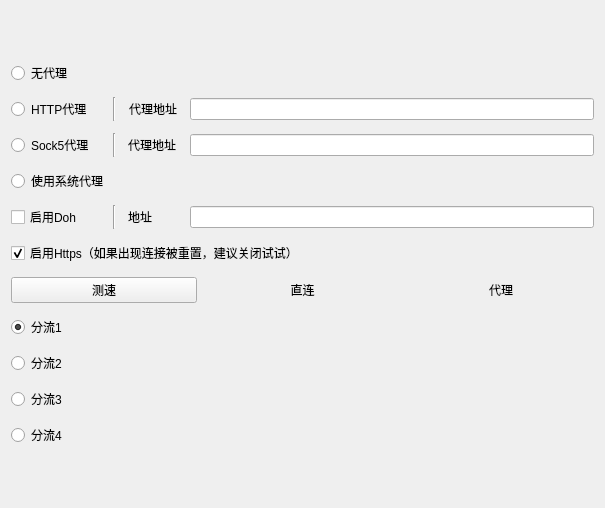
Qt form ui/component/ui_login_proxy_widget.ui (tonquer/JMComic-qt) before a commit.
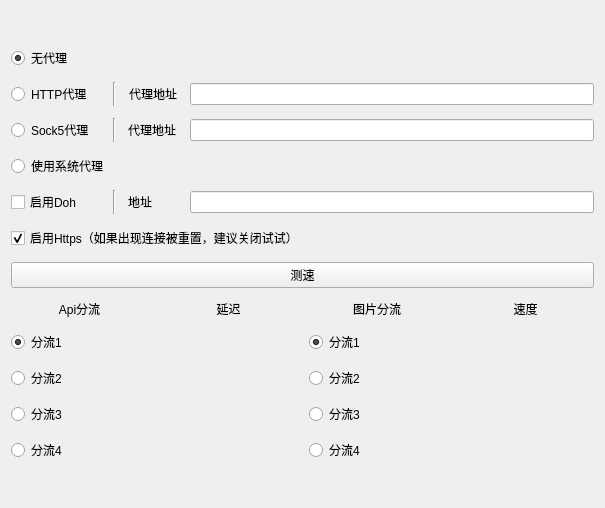
The same form after that commit.

```diff
--- a/ui/component/ui_login_proxy_widget.ui
+++ b/ui/component/ui_login_proxy_widget.ui
@@ -23,6 +23,34 @@
    <property name="spacing">
     <number>12</number>
    </property>
+   <item row="6" column="0">
+    <layout class="QHBoxLayout" name="horizontalLayout_9">
+     <item>
+      <widget class="QCheckBox" name="httpsBox">
+       <property name="text">
+        <string>启用Https（如果出现连接被重置，建议关闭试试）</string>
+       </property>
+       <property name="checked">
+        <bool>true</bool>
+       </property>
+      </widget>
+     </item>
+    </layout>
+   </item>
+   <item row="4" column="0">
+    <layout class="QHBoxLayout" name="horizontalLayout_12">
+     <item>
+      <widget class="QRadioButton" name="proxy_3">
+       <property name="text">
+        <string>使用系统代理</string>
+       </property>
+       <attribute name="buttonGroup">
+        <string notr="true">radioProxyGroup</string>
+       </attribute>
+      </widget>
+     </item>
+    </layout>
+   </item>
    <item row="5" column="0">
     <layout class="QHBoxLayout" name="horizontalLayout_6">
      <item>
@@ -77,7 +105,7 @@
         <string>HTTP代理</string>
        </property>
        <attribute name="buttonGroup">
-        <string notr="true">buttonGroup_2</string>
+        <string notr="true">radioProxyGroup</string>
        </attribute>
       </widget>
      </item>
@@ -116,230 +144,6 @@
      </item>
     </layout>
    </item>
-   <item row="7" column="0">
-    <layout class="QHBoxLayout" name="horizontalLayout_2">
-     <item>
-      <widget class="QPushButton" name="testSpeedButton">
-       <property name="text">
-        <string>测速</string>
-       </property>
-      </widget>
-     </item>
-     <item>
-      <widget class="QLabel" name="label_2">
-       <property name="text">
-        <string>直连</string>
-       </property>
-       <property name="alignment">
-        <set>Qt::AlignCenter</set>
-       </property>
-      </widget>
-     </item>
-     <item>
-      <widget class="QLabel" name="label_4">
-       <property name="text">
-        <string>代理</string>
-       </property>
-       <property name="alignment">
-        <set>Qt::AlignCenter</set>
-       </property>
-      </widget>
-     </item>
-    </layout>
-   </item>
-   <item row="0" column="0">
-    <spacer name="verticalSpacer">
-     <property name="orientation">
-      <enum>Qt::Vertical</enum>
-     </property>
-     <property name="sizeHint" stdset="0">
-      <size>
-       <width>20</width>
-       <height>40</height>
-      </size>
-     </property>
-    </spacer>
-   </item>
-   <item row="8" column="0">
-    <layout class="QHBoxLayout" name="horizontalLayout_5">
-     <item>
-      <widget class="QRadioButton" name="radioButton_1">
-       <property name="text">
-        <string>分流1</string>
-       </property>
-       <property name="checked">
-        <bool>true</bool>
-       </property>
-       <attribute name="buttonGroup">
-        <string notr="true">buttonGroup</string>
-       </attribute>
-      </widget>
-     </item>
-     <item>
-      <widget class="QLabel" name="label1">
-       <property name="text">
-        <string/>
-       </property>
-       <property name="alignment">
-        <set>Qt::AlignCenter</set>
-       </property>
-      </widget>
-     </item>
-     <item>
-      <widget class="QLabel" name="label2">
-       <property name="text">
-        <string/>
-       </property>
-       <property name="alignment">
-        <set>Qt::AlignCenter</set>
-       </property>
-      </widget>
-     </item>
-    </layout>
-   </item>
-   <item row="10" column="0">
-    <layout class="QHBoxLayout" name="horizontalLayout_3">
-     <item>
-      <widget class="QRadioButton" name="radioButton_3">
-       <property name="text">
-        <string>分流3</string>
-       </property>
-       <attribute name="buttonGroup">
-        <string notr="true">buttonGroup</string>
-       </attribute>
-      </widget>
-     </item>
-     <item>
-      <widget class="QLabel" name="label5">
-       <property name="text">
-        <string/>
-       </property>
-       <property name="alignment">
-        <set>Qt::AlignCenter</set>
-       </property>
-      </widget>
-     </item>
-     <item>
-      <widget class="QLabel" name="label6">
-       <property name="text">
-        <string/>
-       </property>
-       <property name="alignment">
-        <set>Qt::AlignCenter</set>
-       </property>
-      </widget>
-     </item>
-    </layout>
-   </item>
-   <item row="6" column="0">
-    <layout class="QHBoxLayout" name="horizontalLayout_9">
-     <item>
-      <widget class="QCheckBox" name="httpsBox">
-       <property name="text">
-        <string>启用Https（如果出现连接被重置，建议关闭试试）</string>
-       </property>
-       <property name="checked">
-        <bool>true</bool>
-       </property>
-      </widget>
-     </item>
-    </layout>
-   </item>
-   <item row="4" column="0">
-    <layout class="QHBoxLayout" name="horizontalLayout_12">
-     <item>
-      <widget class="QRadioButton" name="proxy_3">
-       <property name="text">
-        <string>使用系统代理</string>
-       </property>
-       <attribute name="buttonGroup">
-        <string notr="true">buttonGroup_2</string>
-       </attribute>
-      </widget>
-     </item>
-    </layout>
-   </item>
-   <item row="9" column="0">
-    <layout class="QHBoxLayout" name="horizontalLayout_4">
-     <item>
-      <widget class="QRadioButton" name="radioButton_2">
-       <property name="text">
-        <string>分流2</string>
-       </property>
-       <attribute name="buttonGroup">
-        <string notr="true">buttonGroup</string>
-       </attribute>
-      </widget>
-     </item>
-     <item>
-      <widget class="QLabel" name="label3">
-       <property name="text">
-        <string/>
-       </property>
-       <property name="alignment">
-        <set>Qt::AlignCenter</set>
-       </property>
-      </widget>
-     </item>
-     <item>
-      <widget class="QLabel" name="label4">
-       <property name="text">
-        <string/>
-       </property>
-       <property name="alignment">
-        <set>Qt::AlignCenter</set>
-       </property>
-      </widget>
-     </item>
-    </layout>
-   </item>
-   <item row="12" column="0">
-    <spacer name="verticalSpacer_2">
-     <property name="orientation">
-      <enum>Qt::Vertical</enum>
-     </property>
-     <property name="sizeHint" stdset="0">
-      <size>
-       <width>20</width>
-       <height>40</height>
-      </size>
-     </property>
-    </spacer>
-   </item>
-   <item row="11" column="0">
-    <layout class="QHBoxLayout" name="horizontalLayout_7">
-     <item>
-      <widget class="QRadioButton" name="radioButton_4">
-       <property name="text">
-        <string>分流4</string>
-       </property>
-       <attribute name="buttonGroup">
-        <string notr="true">buttonGroup</string>
-       </attribute>
-      </widget>
-     </item>
-     <item>
-      <widget class="QLabel" name="label7">
-       <property name="text">
-        <string/>
-       </property>
-       <property name="alignment">
-        <set>Qt::AlignCenter</set>
-       </property>
-      </widget>
-     </item>
-     <item>
-      <widget class="QLabel" name="label8">
-       <property name="text">
-        <string/>
-       </property>
-       <property name="alignment">
-        <set>Qt::AlignCenter</set>
-       </property>
-      </widget>
-     </item>
-    </layout>
-   </item>
    <item row="3" column="0">
     <layout class="QHBoxLayout" name="horizontalLayout_10">
      <item>
@@ -354,7 +158,7 @@
         <string>Sock5代理</string>
        </property>
        <attribute name="buttonGroup">
-        <string notr="true">buttonGroup_2</string>
+        <string notr="true">radioProxyGroup</string>
        </attribute>
       </widget>
      </item>
@@ -390,6 +194,225 @@
      </item>
     </layout>
    </item>
+   <item row="9" column="0">
+    <spacer name="verticalSpacer_2">
+     <property name="orientation">
+      <enum>Qt::Vertical</enum>
+     </property>
+     <property name="sizeHint" stdset="0">
+      <size>
+       <width>20</width>
+       <height>40</height>
+      </size>
+     </property>
+    </spacer>
+   </item>
+   <item row="8" column="0">
+    <layout class="QGridLayout" name="gridLayout_2">
+     <item row="2" column="2">
+      <widget class="QRadioButton" name="radio_img_1">
+       <property name="text">
+        <string>分流1</string>
+       </property>
+       <property name="checked">
+        <bool>true</bool>
+       </property>
+       <attribute name="buttonGroup">
+        <string notr="true">radioImgGroup</string>
+       </attribute>
+      </widget>
+     </item>
+     <item row="1" column="2">
+      <widget class="QLabel" name="label_7">
+       <property name="text">
+        <string>图片分流</string>
+       </property>
+       <property name="alignment">
+        <set>Qt::AlignCenter</set>
+       </property>
+      </widget>
+     </item>
+     <item row="1" column="1">
+      <widget class="QLabel" name="label_8">
+       <property name="text">
+        <string>延迟</string>
+       </property>
+       <property name="alignment">
+        <set>Qt::AlignCenter</set>
+       </property>
+      </widget>
+     </item>
+     <item row="4" column="0">
+      <widget class="QRadioButton" name="radioButton_3">
+       <property name="text">
+        <string>分流3</string>
+       </property>
+       <attribute name="buttonGroup">
+        <string notr="true">radioApiGroup</string>
+       </attribute>
+      </widget>
+     </item>
+     <item row="4" column="3">
+      <widget class="QLabel" name="label_img_3">
+       <property name="text">
+        <string/>
+       </property>
+      </widget>
+     </item>
+     <item row="5" column="2">
+      <widget class="QRadioButton" name="radio_img_4">
+       <property name="text">
+        <string>分流4</string>
+       </property>
+       <attribute name="buttonGroup">
+        <string notr="true">radioImgGroup</string>
+       </attribute>
+      </widget>
+     </item>
+     <item row="4" column="1">
+      <widget class="QLabel" name="label_api_3">
+       <property name="text">
+        <string/>
+       </property>
+      </widget>
+     </item>
+     <item row="3" column="3">
+      <widget class="QLabel" name="label_img_2">
+       <property name="text">
+        <string/>
+       </property>
+      </widget>
+     </item>
+     <item row="3" column="2">
+      <widget class="QRadioButton" name="radio_img_2">
+       <property name="text">
+        <string>分流2</string>
+       </property>
+       <attribute name="buttonGroup">
+        <string notr="true">radioImgGroup</string>
+       </attribute>
+      </widget>
+     </item>
+     <item row="3" column="1">
+      <widget class="QLabel" name="label_api_2">
+       <property name="text">
+        <string/>
+       </property>
+      </widget>
+     </item>
+     <item row="3" column="0">
+      <widget class="QRadioButton" name="radioButton_2">
+       <property name="text">
+        <string>分流2</string>
+       </property>
+       <attribute name="buttonGroup">
+        <string notr="true">radioApiGroup</string>
+       </attribute>
+      </widget>
+     </item>
+     <item row="5" column="1">
+      <widget class="QLabel" name="label_api_4">
+       <property name="text">
+        <string/>
+       </property>
+      </widget>
+     </item>
+     <item row="1" column="3">
+      <widget class="QLabel" name="label_6">
+       <property name="text">
+        <string>速度</string>
+       </property>
+       <property name="alignment">
+        <set>Qt::AlignCenter</set>
+       </property>
+      </widget>
+     </item>
+     <item row="2" column="0">
+      <widget class="QRadioButton" name="radioButton_1">
+       <property name="text">
+        <string>分流1</string>
+       </property>
+       <property name="checked">
+        <bool>true</bool>
+       </property>
+       <attribute name="buttonGroup">
+        <string notr="true">radioApiGroup</string>
+       </attribute>
+      </widget>
+     </item>
+     <item row="2" column="3">
+      <widget class="QLabel" name="label_img_1">
+       <property name="text">
+        <string/>
+       </property>
+      </widget>
+     </item>
+     <item row="5" column="0">
+      <widget class="QRadioButton" name="radioButton_4">
+       <property name="text">
+        <string>分流4</string>
+       </property>
+       <attribute name="buttonGroup">
+        <string notr="true">radioApiGroup</string>
+       </attribute>
+      </widget>
+     </item>
+     <item row="4" column="2">
+      <widget class="QRadioButton" name="radio_img_3">
+       <property name="text">
+        <string>分流3</string>
+       </property>
+       <attribute name="buttonGroup">
+        <string notr="true">radioImgGroup</string>
+       </attribute>
+      </widget>
+     </item>
+     <item row="5" column="3">
+      <widget class="QLabel" name="label_img_4">
+       <property name="text">
+        <string/>
+       </property>
+      </widget>
+     </item>
+     <item row="1" column="0">
+      <widget class="QLabel" name="label_9">
+       <property name="text">
+        <string>Api分流</string>
+       </property>
+       <property name="alignment">
+        <set>Qt::AlignCenter</set>
+       </property>
+      </widget>
+     </item>
+     <item row="2" column="1">
+      <widget class="QLabel" name="label_api_1">
+       <property name="text">
+        <string/>
+       </property>
+      </widget>
+     </item>
+    </layout>
+   </item>
+   <item row="7" column="0">
+    <widget class="QPushButton" name="testSpeedButton">
+     <property name="text">
+      <string>测速</string>
+     </property>
+    </widget>
+   </item>
+   <item row="0" column="0">
+    <spacer name="verticalSpacer">
+     <property name="orientation">
+      <enum>Qt::Vertical</enum>
+     </property>
+     <property name="sizeHint" stdset="0">
+      <size>
+       <width>20</width>
+       <height>40</height>
+      </size>
+     </property>
+    </spacer>
+   </item>
    <item row="1" column="0">
     <layout class="QHBoxLayout" name="horizontalLayout_11">
      <item>
@@ -397,8 +420,11 @@
        <property name="text">
         <string>无代理</string>
        </property>
+       <property name="checked">
+        <bool>true</bool>
+       </property>
        <attribute name="buttonGroup">
-        <string notr="true">buttonGroup_2</string>
+        <string notr="true">radioProxyGroup</string>
        </attribute>
       </widget>
      </item>
```
Left out of the diff: 5 changed lines with no effect on the pictures.
